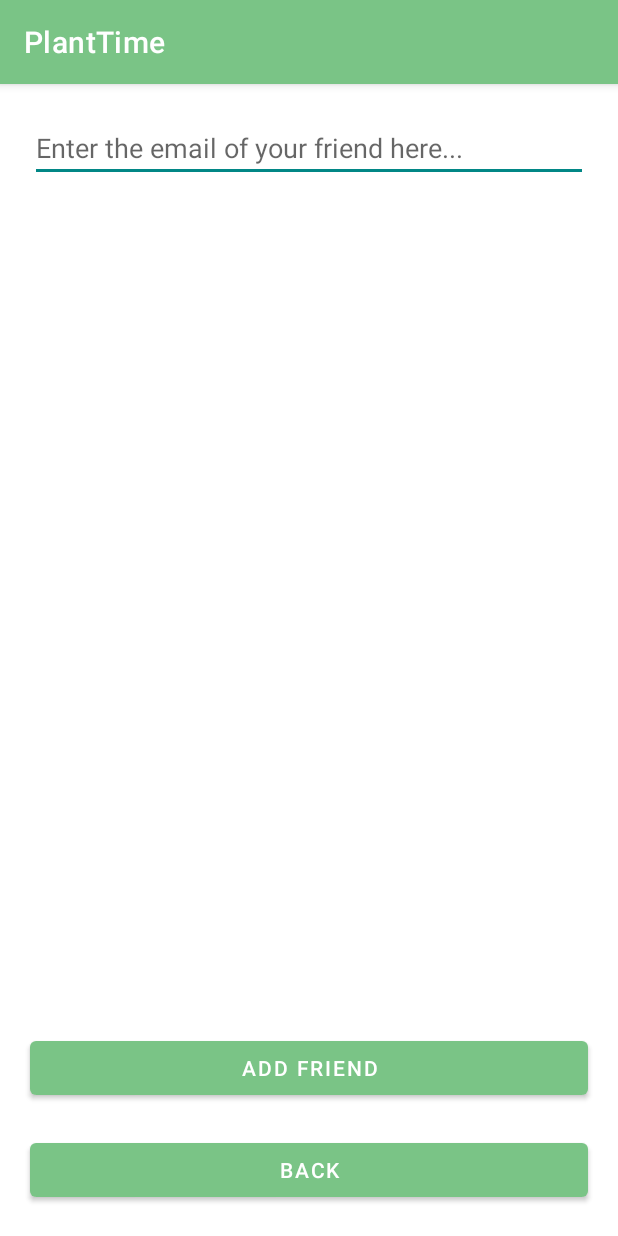
After one commit to LuisBLopez/plant-time, an Android app: the AddFriendActivity screen opened directly, with no data from a screen before it, on a phone screen of 412 x 824 dp. The commit adds this screen. Run offline under Robolectric (Android 15) with nearby library versions, the phone set to English and light mode, and no system bars; our stand-ins replace Firebase (no records; nobody signed in at launch, a user with empty details on screens opened directly).

Commit message:
* AES Encryption + Add Friend

```diff
--- a/app/src/main/AndroidManifest.xml
+++ b/app/src/main/AndroidManifest.xml
@@ -5,13 +5,15 @@
     <uses-permission android:name="android.permission.INTERNET" />
 
     <application
+        android:name=".ui.app.PlantTimeApp"
         android:allowBackup="true"
         android:icon="@mipmap/ic_launcher"
         android:label="@string/app_name"
         android:roundIcon="@mipmap/ic_launcher_round"
         android:supportsRtl="true"
         android:theme="@style/Theme.PlantTime">
-        <activity android:name=".AddPlantActivity"></activity>
+        <activity android:name=".AddFriendActivity"></activity>
+        <activity android:name=".AddPlantActivity" />
         <activity
             android:name=".MainActivity"
             android:label="@string/app_name"
--- /dev/null
+++ b/app/src/main/java/com/example/planttime/AddFriendActivity.kt
@@ -0,0 +1,62 @@
+package com.example.planttime
+
+import android.os.Bundle
+import android.view.View
+import androidx.appcompat.app.AppCompatActivity
+import com.example.planttime.databinding.ActivityAddFriendBinding
+import com.google.android.material.snackbar.Snackbar
+import com.google.firebase.firestore.FieldValue
+import com.google.firebase.firestore.FirebaseFirestore
+import com.google.firebase.firestore.FirebaseFirestoreSettings
+
+class AddFriendActivity : AppCompatActivity() {
+
+    private lateinit var binding: ActivityAddFriendBinding
+    private val localUidSample = "l4VBLVnZeN1M7fMMhee8" //Placeholder user Id. This will later be modified whenever we implement the Log-in operations.
+    private lateinit var db: FirebaseFirestore
+
+    override fun onCreate(savedInstanceState: Bundle?) {
+        super.onCreate(savedInstanceState)
+        binding = ActivityAddFriendBinding.inflate(layoutInflater)
+        setContentView(binding.root)
+
+        db = FirebaseFirestore.getInstance()
+        db.firestoreSettings = FirebaseFirestoreSettings.Builder().build()
+
+        onViewCreated(binding.root, savedInstanceState)
+    }
+
+    private fun onViewCreated(view: View, savedInstanceState: Bundle?) {
+        binding.addFriend.setOnClickListener{
+            val email = binding.friendEmail.text
+            if(!email.isNullOrEmpty()){
+                db.collection("user").addSnapshotListener{
+                    snapshot, e ->
+                    if(e != null || snapshot == null){
+                        Snackbar.make(view, "Sorry, your friend could not be added", Snackbar.LENGTH_LONG)
+                            .setAction("Action", null).show()
+                        return@addSnapshotListener
+                    }
+                    else {
+                        snapshot.documents.forEach{
+                            val friendEmail = it.get("email")
+                            if(friendEmail != null && friendEmail.toString() == email.toString()){
+                                db.collection("user").document(localUidSample).update("friends", FieldValue.arrayUnion(it.id))
+                                Snackbar.make(view, "Friend added!", Snackbar.LENGTH_LONG)
+                                    .setAction("Action", null).show()
+                            }
+                        }
+                    }
+                }
+                finish()
+            }
+            else{
+                Snackbar.make(view, "Please, enter the email of the friend you want to add", Snackbar.LENGTH_LONG)
+                    .setAction("Action", null).show()
+            }
+        }
+        binding.back.setOnClickListener{
+            finish()
+        }
+    }
+}
--- a/app/src/main/java/com/example/planttime/ui/view/FriendsFragment.kt
+++ b/app/src/main/java/com/example/planttime/ui/view/FriendsFragment.kt
@@ -1,11 +1,13 @@
 package com.example.planttime.ui.view
 
+import android.content.Intent
 import android.os.Bundle
 import android.view.LayoutInflater
 import android.view.View
 import android.view.ViewGroup
 import androidx.fragment.app.Fragment
 import androidx.lifecycle.ViewModelProvider
+import com.example.planttime.AddFriendActivity
 import com.example.planttime.databinding.FragmentFriendsBinding
 import com.example.planttime.ui.viewmodel.PageViewModel
 import com.google.android.material.snackbar.Snackbar
@@ -39,6 +41,9 @@ class FriendsFragment: Fragment() {
         binding.fab.setOnClickListener {
             Snackbar.make(view, "Add a new friend", Snackbar.LENGTH_LONG)
                 .setAction("Action", null).show()
+            val intent = Intent(requireActivity(), AddFriendActivity::class.java)
+            //intent.putExtra("firestore",pageViewModel)
+            startActivity(intent)
         }
     }
 }
--- a/app/src/main/java/com/example/planttime/ui/view/SettingsFragment.kt
+++ b/app/src/main/java/com/example/planttime/ui/view/SettingsFragment.kt
@@ -35,10 +35,14 @@ class SettingsFragment : Fragment() {
 
     override fun onViewCreated(view: View, savedInstanceState: Bundle?) {
         super.onViewCreated(view, savedInstanceState)
+        pageViewModel.self.observe(viewLifecycleOwner,{ self ->
+            binding.name.setText(self.nickname)
+            binding.email.text = self.email
+        })
         binding.notifications.setOnClickListener(){
             notifications = if(notifications.equals("On")) "Off"
             else "On"
-            binding.notifications.text= "Notifications: ${notifications}"
+            binding.notifications.text= "Notifications: $notifications"
         }
     }
 
--- /dev/null
+++ b/app/src/main/res/layout/activity_add_friend.xml
@@ -0,0 +1,37 @@
+<?xml version="1.0" encoding="utf-8"?>
+<androidx.constraintlayout.widget.ConstraintLayout xmlns:android="http://schemas.android.com/apk/res/android"
+    xmlns:app="http://schemas.android.com/apk/res-auto"
+    xmlns:tools="http://schemas.android.com/tools"
+    android:layout_width="match_parent"
+    android:layout_height="match_parent"
+    tools:context=".AddFriendActivity">
+    <EditText
+        app:layout_constraintStart_toStartOf="parent"
+        app:layout_constraintTop_toTopOf="parent"
+        android:id="@+id/friend_email"
+        android:layout_height="wrap_content"
+        android:layout_width="match_parent"
+        android:layout_margin="20dp"
+        android:hint="Enter the email of your friend here..."
+        android:maxLines="1"
+        />
+    <Button
+        android:id="@+id/add_friend"
+        android:layout_width="match_parent"
+        android:layout_height="wrap_content"
+        android:layout_margin="20dp"
+        android:text="Add friend"
+        app:backgroundTint="@color/aquamarine"
+        app:layout_constraintBottom_toTopOf="@id/back"
+        app:layout_constraintStart_toStartOf="parent" />
+    <Button
+        android:id="@+id/back"
+        android:layout_width="match_parent"
+        android:layout_height="wrap_content"
+        android:layout_margin="20dp"
+        android:text="Back"
+        app:backgroundTint="@color/aquamarine"
+        app:layout_constraintBottom_toBottomOf="parent"
+        app:layout_constraintStart_toStartOf="parent" />
+
+</androidx.constraintlayout.widget.ConstraintLayout>
--- a/app/src/main/res/layout/activity_add_plant.xml
+++ b/app/src/main/res/layout/activity_add_plant.xml
@@ -36,11 +36,11 @@
         android:layout_height="wrap_content"
         android:layout_width="match_parent"
         android:layout_margin="20dp"
-        android:hint="Write a letter to your future self here (optional)"
+        android:hint="Write a letter to your future self here"
         android:maxLines="20"
         />
 
-    <Button
+    <!--<Button
         android:id="@+id/plant_media"
         android:layout_width="match_parent"
         android:layout_height="wrap_content"
@@ -48,7 +48,7 @@
         android:text="Add a photo/video"
         app:backgroundTint="@color/aquamarine"
         app:layout_constraintBottom_toTopOf="@id/plant_confirm_add"
-        app:layout_constraintStart_toStartOf="parent" />
+        app:layout_constraintStart_toStartOf="parent" />-->
     <Button
         android:id="@+id/plant_confirm_add"
         android:layout_width="match_parent"
--- a/app/src/main/res/layout/fragment_view_plant.xml
+++ b/app/src/main/res/layout/fragment_view_plant.xml
@@ -51,6 +51,7 @@
                      android:id="@+id/plant_creator"
                      android:hint="Creator of the plant"
                      android:scrollHorizontally="true"
+                     android:scrollbars="horizontal"
                      />
              </TableRow>
              <TableRow>
@@ -84,13 +85,14 @@
                      android:textColor="@color/black"
                      />
                  <TextView
-                     android:layout_width="wrap_content"
+                     android:layout_width="match_parent"
                      android:layout_height="wrap_content"
                      android:layout_margin="10dp"
                      android:textSize="15sp"
                      android:id="@+id/plant_letter"
                      android:hint="Letter of the plant"
                      android:maxLines="20"
+                     android:scrollbars="vertical"
                      />
              </TableRow>
          </TableLayout>
```
Also changed, not shown: app/build.gradle (+11 -9 lines), app/src/main/java/com/example/planttime/AddPlantActivity.kt (+16 -4 lines), app/src/main/java/com/example/planttime/ui/app/PlantTimeApp.kt (added, +22 -0 lines), app/src/main/java/com/example/planttime/ui/security/AES.kt (added, +105 -0 lines), app/src/main/java/com/example/planttime/ui/view/ViewPlantFragment.kt (+14 -5 lines), app/src/main/res/layout/fragment_settings.xml (+7 -7 lines).
